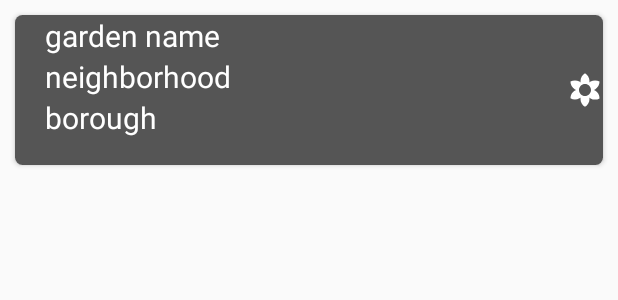
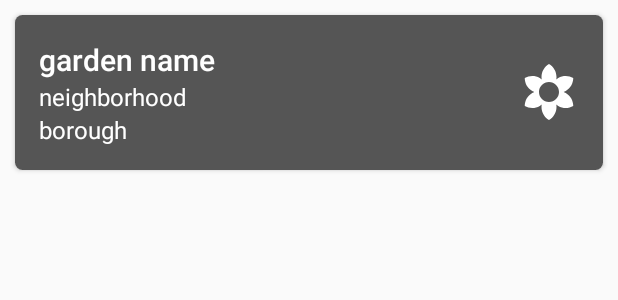
Before and after one commit to ajoxe/UrbanGarden, an Android app: the layout garden_item_view.xml on its own in the app's theme, with its tools: preview values and no code run, on a phone screen of 412 x 824 dp. Shown: the top 300 px of the screen. Run offline under Robolectric (Android 15) with nearby library versions, the phone set to English and light mode, and no system bars.

Commit message:
faves button

```diff
--- a/app/src/main/res/layout/garden_item_view.xml
+++ b/app/src/main/res/layout/garden_item_view.xml
@@ -3,7 +3,7 @@
     xmlns:app="http://schemas.android.com/apk/res-auto"
     xmlns:tools="http://schemas.android.com/tools"
     android:layout_width="match_parent"
-    android:layout_height="100dp"
+    android:layout_height="wrap_content"
     android:layout_margin="10dp"
     app:cardCornerRadius="5dp"
     app:cardElevation="2dp"
@@ -12,13 +12,14 @@
     <RelativeLayout
         android:layout_width="match_parent"
         android:layout_height="match_parent"
-        android:background="#555555">
+        android:background="#555555"
+        android:padding="@dimen/layout_padding">
 
         <TextView
             android:id="@+id/garden_name_textview"
             android:layout_width="wrap_content"
             android:layout_height="wrap_content"
-            android:paddingLeft="20dp"
+           android:textAppearance="@style/Base.TextAppearance.AppCompat.Title.Inverse"
             android:textColor="#ffffff"
             android:textSize="20sp"
             tools:text="garden name" />
@@ -29,9 +30,8 @@
             android:layout_height="wrap_content"
             android:layout_below="@id/garden_name_textview"
             android:onClick="onToggleFlower"
-            android:paddingLeft="20dp"
             android:textColor="#ffffff"
-            android:textSize="20sp"
+            android:textSize="16sp"
             tools:text="neighborhood" />
 
         <TextView
@@ -39,15 +39,15 @@
             android:layout_width="wrap_content"
             android:layout_height="wrap_content"
             android:layout_below="@id/neighborhood_textview"
-            android:paddingLeft="20dp"
             android:textColor="#ffffff"
-            android:textSize="20sp"
+            android:textSize="16sp"
             tools:text="borough" />
 
-        <TextView
+        <Button
             android:id="@+id/add_to_faves_button"
-            android:layout_width="wrap_content"
-            android:layout_height="wrap_content"
+            android:layout_width="40dp"
+            android:layout_height="40dp"
+
             android:layout_alignParentRight="true"
             android:layout_centerVertical="true"
             android:background="@drawable/ic_filter_vintage_black_24dp"
```
